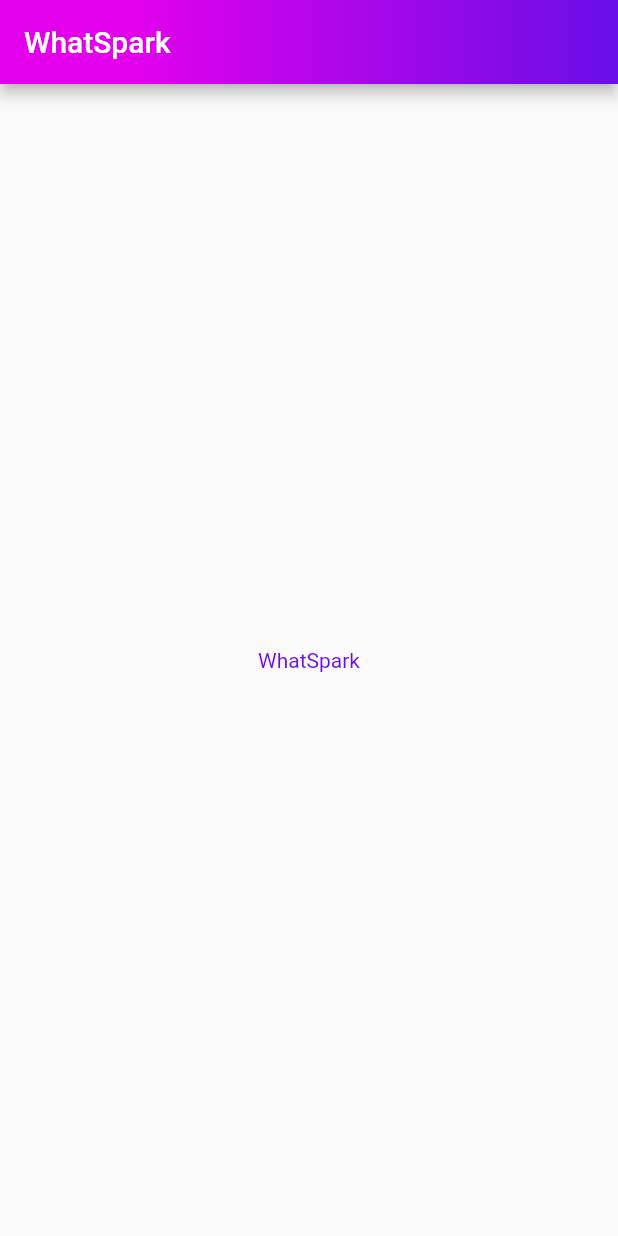
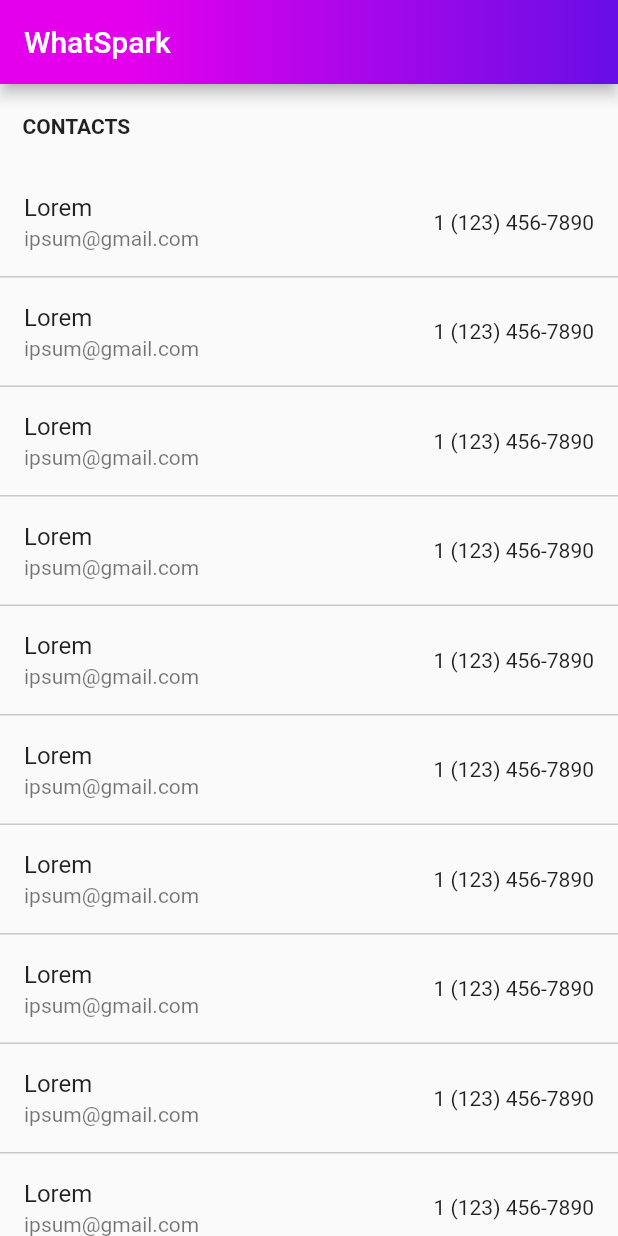
Before and after one commit to ArthurDeveloper/whatspark, a Flutter app: the screen it shows after launch, on a phone screen of 412 x 824 dp. Run offline on Flutter 3.47's test engine with Material 2 defaults, Android fonts, the phone set to English and light mode, and no system bars.

Commit message:
feat: Added contact widget

```diff
--- a/lib/main.dart
+++ b/lib/main.dart
@@ -1,14 +1,14 @@
-import 'dart:ui';
-
 import 'package:flutter/material.dart';
-import 'utilities/gradients.dart';
+import 'widgets/screens/home.dart';
 
 void main() {
-  	runApp(const MyApp());
+	runApp(MyApp());
 }
 
 class MyApp extends StatelessWidget {
-	const MyApp({Key? key}) : super(key: key);
+	MyApp({Key? key}) : super(key: key);
+
+	String colorTheme = 'light';
 
 	@override
 	Widget build(BuildContext context) {
@@ -16,33 +16,9 @@
 			title: 'Flutter Demo',
 			theme: ThemeData(
 				primarySwatch: Colors.blue,
+				backgroundColor: colorTheme == 'light' ?Colors.white : Colors.black,
 			),
-			home: const Home()
+			home: Home()
 		);
 	}
 }
-
-class Home extends StatelessWidget {
-	const Home({Key? key}) : super(key: key);
-
-	@override
-	Widget build(BuildContext context) {
-		return Scaffold(
-			appBar: AppBar(
-				title: const Text('WhatSpark'),
-				flexibleSpace: Container(
-					decoration: const BoxDecoration(
-						gradient: defaultGradient
-					)
-				)
-			),
-			body: Center(
-				child: Text('WhatSpark', style: TextStyle(
-					foreground: Paint()..shader = createTextGradient(
-						<Color>[const Color(0xffDA44bb), const Color(0xff8921aa)]
-					)
-				)),
-			),
-		);
-	}
-}
--- a/lib/utilities/gradients.dart
+++ b/lib/utilities/gradients.dart
@@ -11,12 +11,8 @@
 	]
 );
 
-Shader createTextGradient(List<Color>? colors) {
-	if (colors != null) {
-		colors = defaultGradient.colors;
-	}
-
+Shader createTextGradient({ List<Color>? colors }) {
 	return LinearGradient(
-  		colors: colors!,
-	).createShader(const Rect.fromLTWH(0.0, 0.0, 200.0, 70.0));
+  		colors: colors ?? defaultGradient.colors,
+	).createShader(const Rect.fromLTWH(0.0, 0.0, 0.0, 0.0));
 }
--- /dev/null
+++ b/lib/widgets/contact.dart
@@ -0,0 +1,28 @@
+import 'package:flutter/material.dart';
+
+class Contact extends StatelessWidget {
+  const Contact(this.name, this.email, this.phone, { Key? key }) : super(key: key);
+
+  final String name;
+  final String email;
+  final String phone;
+
+  @override
+  Widget build(BuildContext context) {
+    return Container(
+		decoration: const BoxDecoration(
+			border: Border(
+				bottom: BorderSide(
+					color: Color.fromARGB(255, 200, 200, 200),
+					width: 1.0
+				)
+			)
+		),
+		child: ListTile(
+      		title: Text(name),
+      		subtitle: Text(email),
+      		trailing: Text(phone),
+		)
+	);
+  }
+}
--- /dev/null
+++ b/lib/widgets/screens/home.dart
@@ -0,0 +1,56 @@
+import 'package:flutter/material.dart';
+import '../../utilities/gradients.dart';
+import '../contact.dart';
+
+class Home extends StatelessWidget {
+	Home({Key? key}) : super(key: key);
+
+  final List<Contact> contacts = [
+    const Contact('Lorem', 'ipsum@gmail.com', '1 (123) 456-7890'),
+    const Contact('Lorem', 'ipsum@gmail.com', '1 (123) 456-7890'),
+    const Contact('Lorem', 'ipsum@gmail.com', '1 (123) 456-7890'),
+    const Contact('Lorem', 'ipsum@gmail.com', '1 (123) 456-7890'),
+    const Contact('Lorem', 'ipsum@gmail.com', '1 (123) 456-7890'),
+    const Contact('Lorem', 'ipsum@gmail.com', '1 (123) 456-7890'),
+    const Contact('Lorem', 'ipsum@gmail.com', '1 (123) 456-7890'),
+    const Contact('Lorem', 'ipsum@gmail.com', '1 (123) 456-7890'),
+	const Contact('Lorem', 'ipsum@gmail.com', '1 (123) 456-7890'),
+	const Contact('Lorem', 'ipsum@gmail.com', '1 (123) 456-7890'),
+	const Contact('Lorem', 'ipsum@gmail.com', '1 (123) 456-7890'),
+  ];
+
+	@override
+	Widget build(BuildContext context) {
+		return Scaffold(
+			appBar: AppBar(
+				title: const Text('WhatSpark'),
+				flexibleSpace: Container(
+					decoration: const BoxDecoration(
+						gradient: defaultGradient
+					)
+				)
+			),
+			body: Center(
+				child: Column(
+          			children: <Widget>[
+						Container(
+							margin: const EdgeInsets.only(left: 15.0, top: 20.0, bottom: 20.0),
+							alignment: Alignment.topLeft,
+							child: const Text(
+								'CONTACTS',
+								style: TextStyle(
+									fontWeight: FontWeight.w700,
+								),
+							),
+						),
+						Expanded(
+							child: ListView(
+								children: contacts,
+							)
+						)
+					],
+        		),
+			),
+		);
+	}
+}
```
